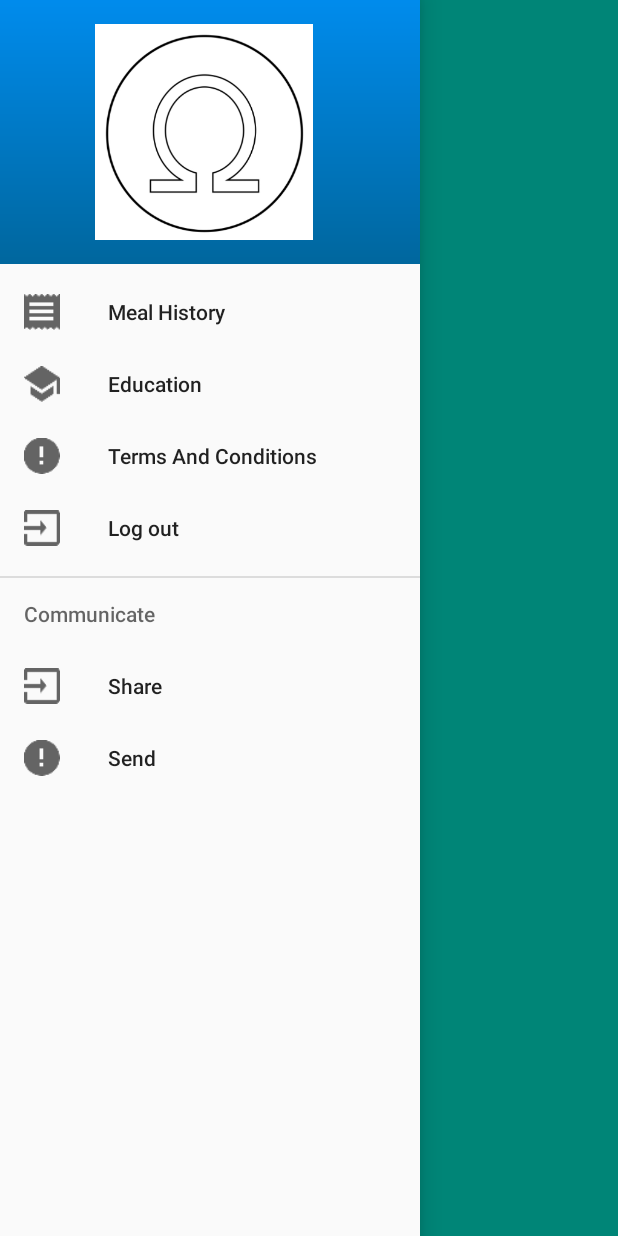
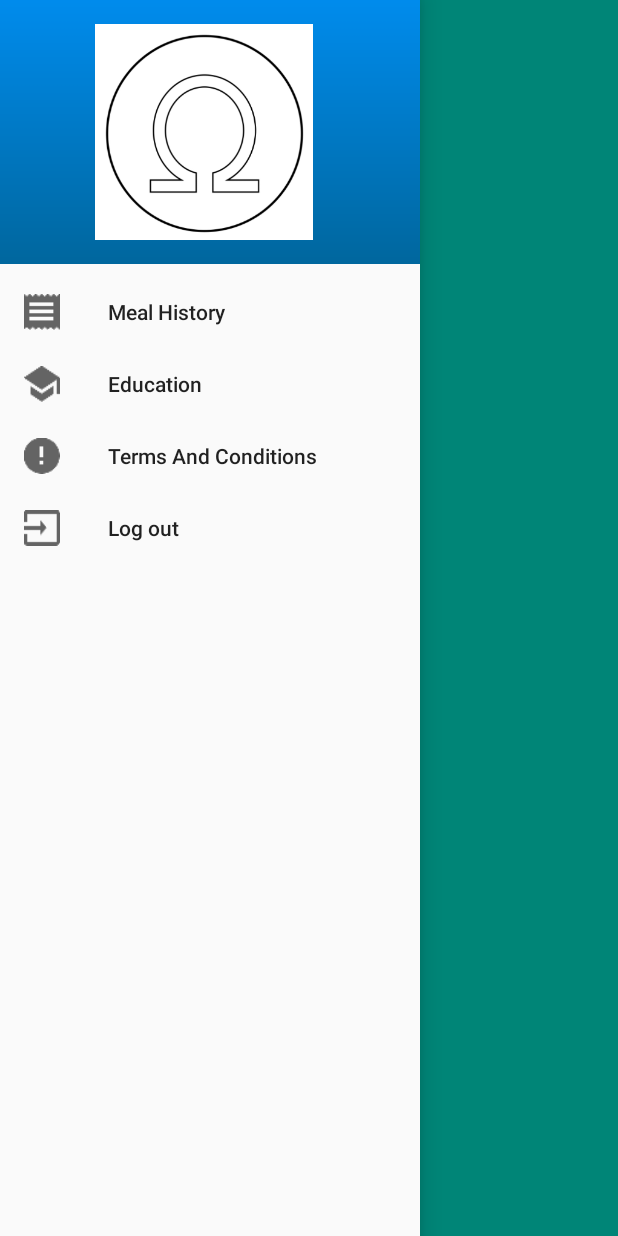
Before and after one commit to Chris0728/OmegaR, an Android app: the navigation screen opened directly, with no data from a screen before it, with the side drawer open, on a phone screen of 412 x 824 dp. Run offline under Robolectric (Android 15) with nearby library versions, the light colour scheme and no system bars.

Commit message:
editing activity_ratio_drawer.xml

```diff
--- a/app/src/main/res/menu/activity_ratio_drawer.xml
+++ b/app/src/main/res/menu/activity_ratio_drawer.xml
@@ -17,16 +17,5 @@
             android:icon="@drawable/logout"
             android:title="@string/Logout"/>
     </group>
-    <item android:title="Communicate">
-        <menu>
-            <item
-                android:id="@+id/nav_share"
-                android:title="Share"
-                android:icon="@drawable/logout"/>
-            <item
-                android:id="@+id/nav_send"
-                android:icon="@drawable/warning"
-                android:title="Send"/>
-        </menu>
-    </item>
+
 </menu>
```
